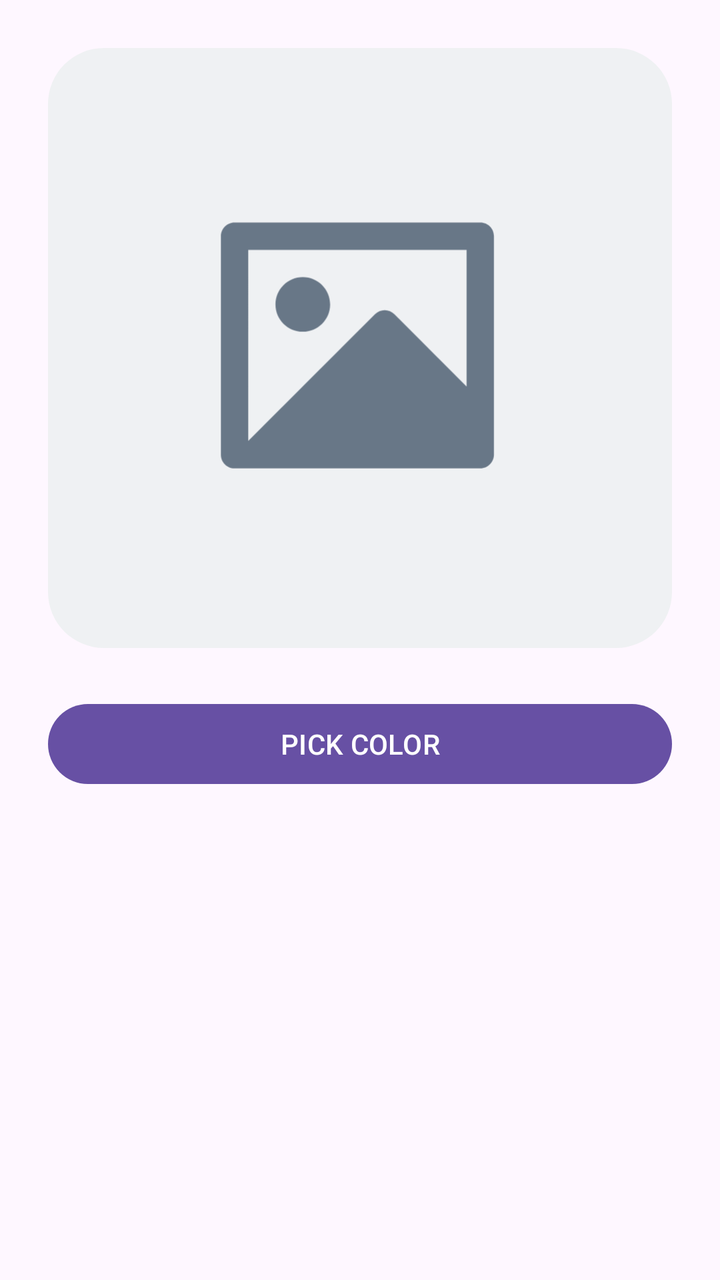
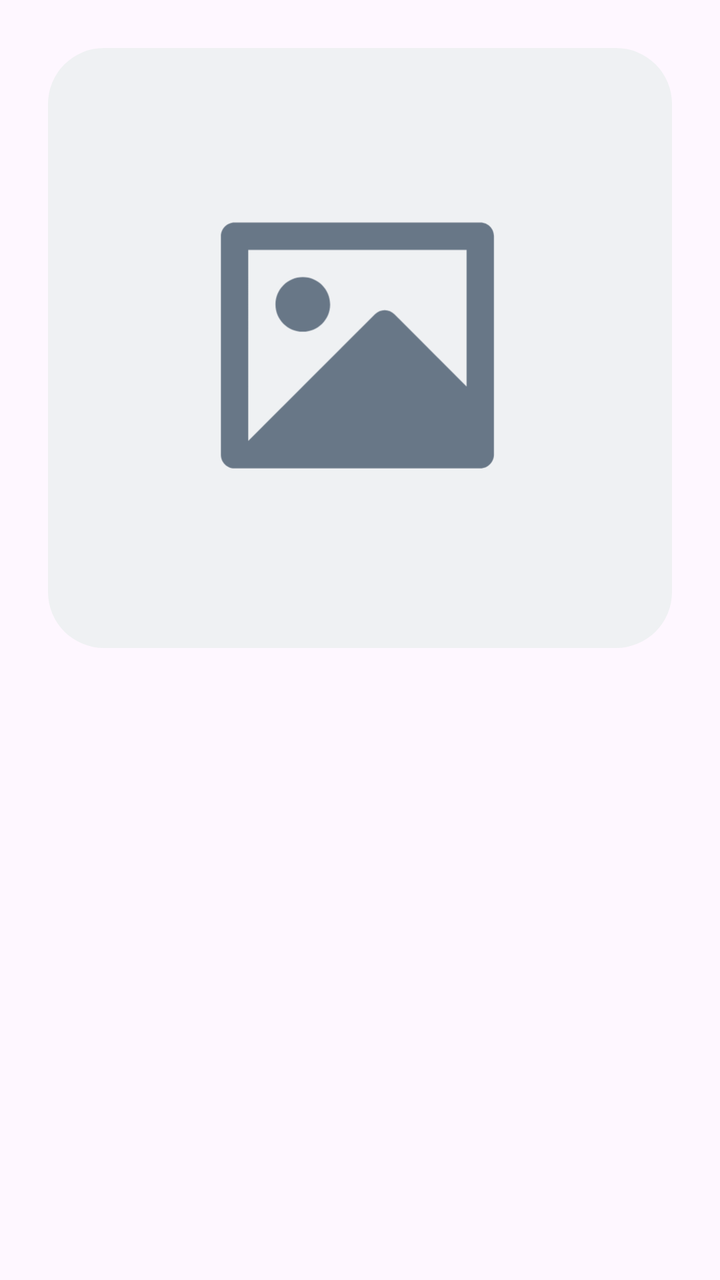

Two renders of the same Android screen: before a commit and after it. Below are the layout's source before the change and the commit's diff.
<!-- AndroidManifest.xml: application theme Base.Theme.Radar -->
<!-- res/layout/view_input_event_style.xml -->
<?xml version="1.0" encoding="utf-8"?>
<layout
    xmlns:android="http://schemas.android.com/apk/res/android"
    xmlns:app="http://schemas.android.com/apk/res-auto"
    >
    <data>
        <variable name="createEvent" type="com.rocket.radar.eventmanagement.CreateEventModel"/>
    </data>
    <androidx.constraintlayout.widget.ConstraintLayout
        android:layout_width="match_parent"
        android:layout_height="match_parent">

        
        <com.google.android.material.imageview.ShapeableImageView
            android:id="@+id/inputEventStylePickImage"
            android:src="@drawable/placeholder_image"
            android:scaleType="centerCrop"
            android:layout_width="match_parent"
            android:layout_height="300dp"
            android:layout_marginStart="24dp"
            android:layout_marginTop="24dp"
            android:layout_marginEnd="24dp"
            app:shapeAppearance="@style/ShapeAppearance.Material3.Corner.ExtraLarge"
            app:layout_constraintEnd_toEndOf="parent"
            app:layout_constraintStart_toStartOf="parent"
            app:layout_constraintTop_toTopOf="parent" />

        <com.google.android.material.button.MaterialButton
            android:id="@+id/inputEventStylePickColorButton"
            android:text="PICK COLOR"
            android:layout_width="match_parent"
            android:layout_height="wrap_content"
            android:layout_marginStart="24dp"
            android:layout_marginTop="24dp"
            android:layout_marginEnd="24dp"
            app:layout_constraintEnd_toEndOf="parent"
            app:layout_constraintStart_toStartOf="parent"
            app:layout_constraintTop_toBottomOf="@+id/inputEventStylePickImage" />

    </androidx.constraintlayout.widget.ConstraintLayout>
</layout>
<!-- resources referenced by this layout -->
<resources>
  <!-- drawable placeholder_image (drawable) -->
  <vector xmlns:android="http://schemas.android.com/apk/res/android"
      android:width="800dp"
      android:height="800dp"
      android:viewportWidth="120"
      android:viewportHeight="120">
    <path
        android:pathData="M0,0h120v120h-120z"
        android:fillColor="#EFF1F3"/>
    <path
        android:pathData="M33.25,38.48C33.26,37.05 34.42,35.89 35.85,35.88H83.15C84.58,35.88 85.75,37.04 85.75,38.48V80.52C85.74,81.95 84.58,83.11 83.15,83.13H35.85C34.42,83.12 33.25,81.96 33.25,80.52V38.48ZM80.5,41.13H38.5V77.88L62.89,53.48C63.92,52.45 65.58,52.45 66.6,53.48L80.5,67.4V41.13ZM43.75,51.62C43.75,54.52 46.1,56.87 49,56.87C51.9,56.87 54.25,54.52 54.25,51.62C54.25,48.73 51.9,46.37 49,46.37C46.1,46.37 43.75,48.73 43.75,51.62Z"
        android:fillColor="#687787"
        android:fillType="evenOdd"/>
  </vector>
  <style name="Base.Theme.Radar" parent="Theme.Material3.DayNight.NoActionBar">
          
          
      </style>
</resources>

<!-- the commit's change to res/layout/view_input_event_style.xml (unified diff, before → after) -->
@@ -4,7 +4,7 @@
     xmlns:app="http://schemas.android.com/apk/res-auto"
     >
     <data>
-        <variable name="createEvent" type="com.rocket.radar.eventmanagement.CreateEventModel"/>
+        <variable name="viewModel" type="com.rocket.radar.eventmanagement.EventStyleViewModel"/>
     </data>
     <androidx.constraintlayout.widget.ConstraintLayout
         android:layout_width="match_parent"
@@ -25,17 +25,5 @@
             app:layout_constraintStart_toStartOf="parent"
             app:layout_constraintTop_toTopOf="parent" />
 
-        <com.google.android.material.button.MaterialButton
-            android:id="@+id/inputEventStylePickColorButton"
-            android:text="PICK COLOR"
-            android:layout_width="match_parent"
-            android:layout_height="wrap_content"
-            android:layout_marginStart="24dp"
-            android:layout_marginTop="24dp"
-            android:layout_marginEnd="24dp"
-            app:layout_constraintEnd_toEndOf="parent"
-            app:layout_constraintStart_toStartOf="parent"
-            app:layout_constraintTop_toBottomOf="@+id/inputEventStylePickImage" />
-
     </androidx.constraintlayout.widget.ConstraintLayout>
 </layout>
